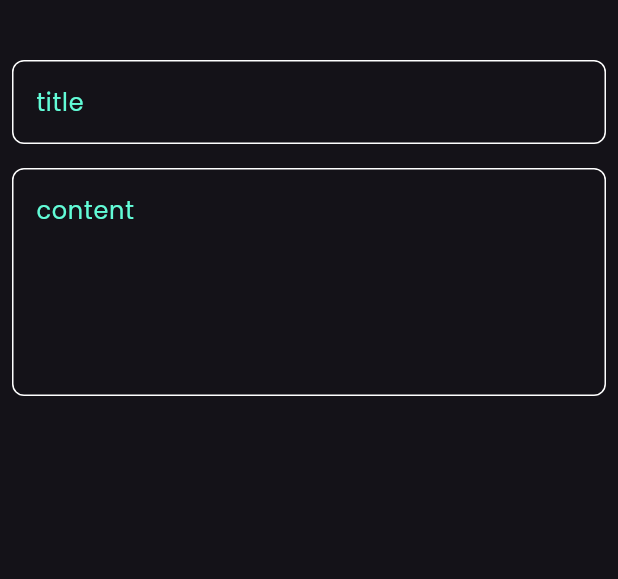
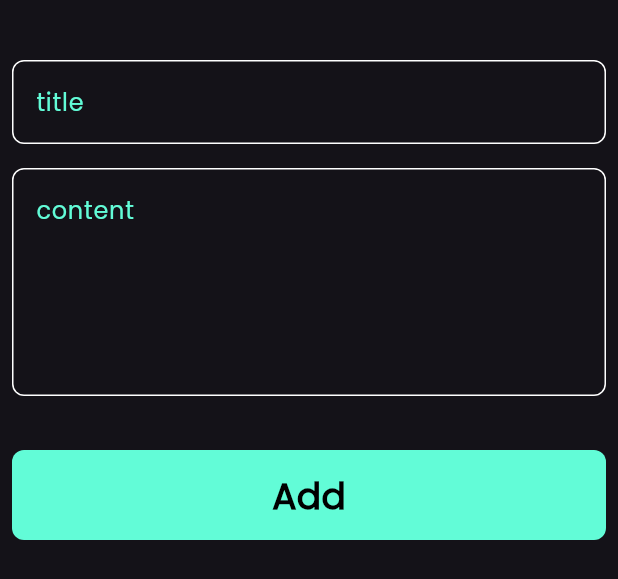
Before and after one commit to ahmedsayedasr50-ctrl/NotesApp, a Flutter app: the CustomizeSheet widget shown alone on an empty page, opened directly, on a phone screen of 412 x 824 dp. Shown: the top 579 px of the screen. Run offline on Flutter 3.47's test engine with Material 3 defaults, Android fonts, the phone set to English and light mode, and no system bars.

Commit message:
create button add

```diff
--- /dev/null
+++ b/lib/views/widgets/custom_button.dart
@@ -0,0 +1,24 @@
+import 'package:flutter/material.dart';
+import 'package:notes_app/views/widgets/constants.dart';
+
+class CustomButton extends StatelessWidget {
+  const CustomButton({super.key});
+  @override
+  Widget build(BuildContext context) {
+    return Container(
+      width: MediaQuery.of(context).size.width,
+      height: 60,
+      decoration: BoxDecoration(
+        color: kPrimaryColor,
+        borderRadius: BorderRadius.circular(8)
+      ),
+      child: Center(
+        child: Text("Add",style: TextStyle(
+          fontSize: 24,
+          fontWeight: FontWeight.bold,
+          color: Colors.black
+        ),),
+      ),
+    );
+  }
+}
--- a/lib/views/widgets/customize_sheet.dart
+++ b/lib/views/widgets/customize_sheet.dart
@@ -1,5 +1,6 @@
 import 'package:flutter/material.dart';
 import 'package:notes_app/views/widgets/custom_textfeild.dart';
+import 'package:notes_app/views/widgets/custom_button.dart';
 
 class CustomizeSheet extends StatelessWidget {
   const CustomizeSheet({super.key});
@@ -11,13 +12,18 @@ class CustomizeSheet extends StatelessWidget {
       child: Container(
         child: Padding(
           padding: const EdgeInsets.all(8.0),
+          child: SingleChildScrollView(
             child: const Column(
               children: [
                 SizedBox(height: 32),
                 CustomTextfeild(hint: "title"),
                 SizedBox(height: 16),
                 CustomTextfeild(hint: "content", maxLines: 5),
+                SizedBox(height: 36),
+                CustomButton(),
+                SizedBox(height: 16),
               ],
+            ),
           ),
         ),
       ),
```
Lines whose indentation alone changed are shown as unchanged.
